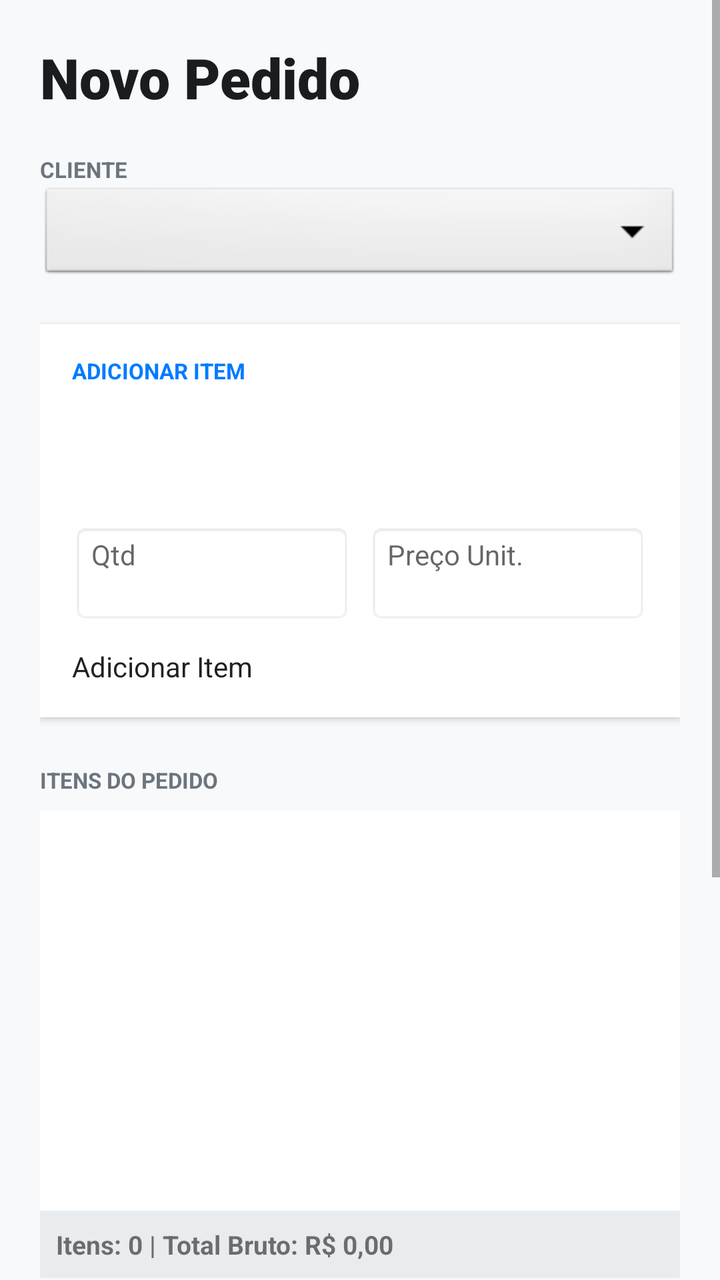
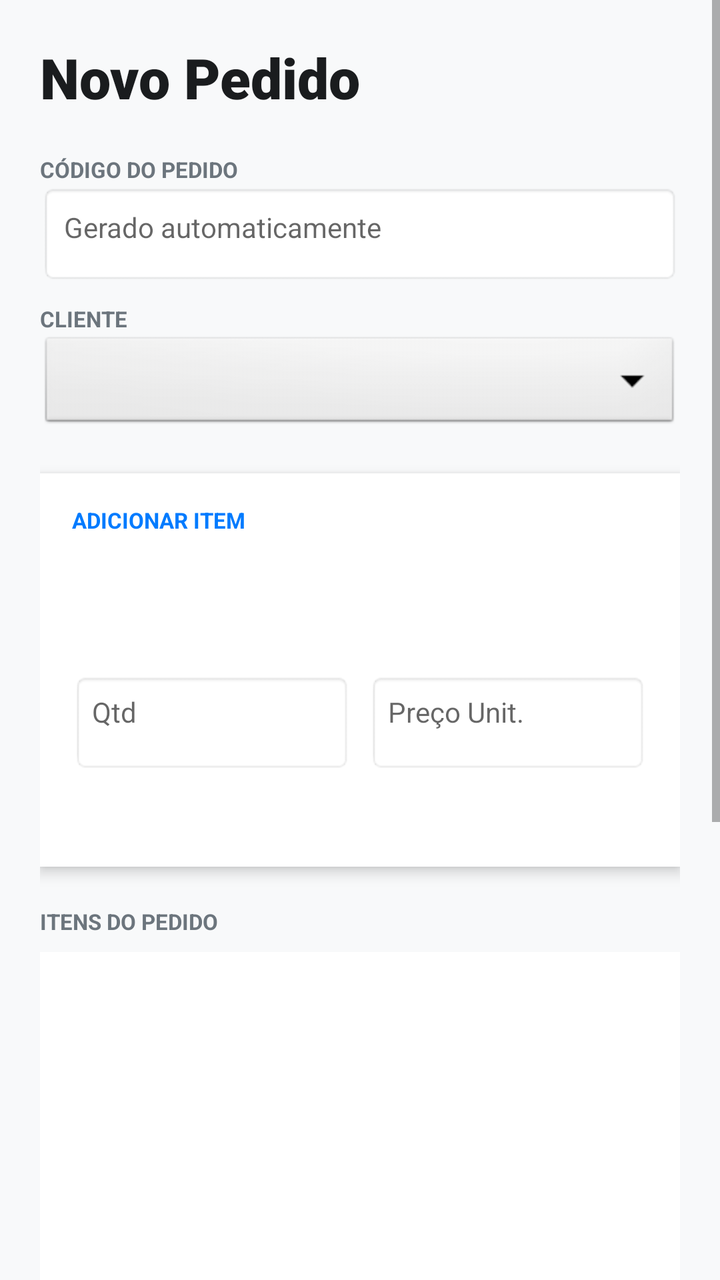

Two renders of the same Android screen: before a commit and after it. Below are the layout's source before the change and the commit's diff.
<!-- AndroidManifest.xml: application theme Theme.Teste -->
<!-- res/layout/lancamento_pedido.xml -->
<?xml version="1.0" encoding="utf-8"?>
<ScrollView xmlns:android="http://schemas.android.com/apk/res/android"
    android:layout_width="match_parent"
    android:layout_height="match_parent"
    android:background="#F8F9FA"
    android:fillViewport="true">

    <LinearLayout
        android:layout_width="match_parent"
        android:layout_height="wrap_content"
        android:orientation="vertical"
        android:padding="20dp">

        <TextView
            android:layout_width="wrap_content"
            android:layout_height="wrap_content"
            android:text="Novo Pedido"
            android:textSize="28sp"
            android:fontFamily="sans-serif-black"
            android:textColor="#1A1C1E" />

        <TextView
            android:layout_width="wrap_content"
            android:layout_height="wrap_content"
            android:text="CLIENTE"
            android:textSize="11sp"
            android:textStyle="bold"
            android:layout_marginTop="20dp"
            android:textColor="#6C757D"/>

        <Spinner
            android:id="@+id/spCliente"
            android:layout_width="match_parent"
            android:layout_height="50dp"
            android:background="@android:drawable/btn_dropdown"
            android:layout_marginBottom="20dp"/>

        <LinearLayout
            android:layout_width="match_parent"
            android:layout_height="wrap_content"
            android:orientation="vertical"
            android:background="#FFFFFF"
            android:padding="16dp"
            android:elevation="2dp">

            <TextView
                android:layout_width="wrap_content"
                android:layout_height="wrap_content"
                android:text="ADICIONAR ITEM"
                android:textSize="11sp"
                android:textStyle="bold"
                android:textColor="#007BFF"
                android:layout_marginBottom="12dp"/>

            <Spinner
                android:id="@+id/spItem"
                android:layout_width="match_parent"
                android:layout_height="45dp"
                android:layout_marginBottom="12dp"/>

            <LinearLayout
                android:layout_width="match_parent"
                android:layout_height="wrap_content"
                android:orientation="horizontal"
                android:weightSum="2">

                <EditText
                    android:id="@+id/etQuantidade"
                    android:layout_width="0dp"
                    android:layout_height="50dp"
                    android:layout_weight="1"
                    android:hint="Qtd"
                    android:inputType="number"
                    android:layout_marginRight="4dp"
                    android:background="@android:drawable/editbox_background"/>

                <EditText
                    android:id="@+id/etValorUnitarioPedido"
                    android:layout_width="0dp"
                    android:layout_height="50dp"
                    android:layout_weight="1"
                    android:hint="Preço Unit."
                    android:inputType="numberDecimal"
                    android:layout_marginLeft="4dp"
                    android:background="@android:drawable/editbox_background"/>
            </LinearLayout>

            <Button
                android:id="@+id/btnAddItem"
                android:layout_width="match_parent"
                android:layout_height="wrap_content"
                android:text="Adicionar Item"
                android:layout_marginTop="12dp"
                android:backgroundTint="#007BFF"/>
        </LinearLayout>

        <TextView
            android:layout_width="wrap_content"
            android:layout_height="wrap_content"
            android:text="ITENS DO PEDIDO"
            android:textSize="11sp"
            android:textStyle="bold"
            android:layout_marginTop="24dp"
            android:textColor="#6C757D"/>

        <ListView
            android:id="@+id/lvItensPedido"
            android:layout_width="match_parent"
            android:layout_height="200dp"
            android:background="#FFFFFF"
            android:layout_marginTop="8dp"/>

        <LinearLayout
            android:layout_width="match_parent"
            android:layout_height="wrap_content"
            android:orientation="horizontal"
            android:padding="8dp"
            android:background="#E9ECEF">
            <TextView
                android:id="@+id/tvResumoItens"
                android:layout_width="match_parent"
                android:layout_height="wrap_content"
                android:text="Itens: 0 | Total Bruto: R$ 0,00"
                android:textStyle="bold"
                android:textSize="13sp"/>
        </LinearLayout>

        <TextView
            android:layout_width="wrap_content"
            android:layout_height="wrap_content"
            android:text="CONDIÇÃO DE PAGAMENTO"
            android:textSize="11sp"
            android:textStyle="bold"
            android:layout_marginTop="24dp"
            android:textColor="#6C757D"/>

        <RadioGroup
            android:id="@+id/rgPagamento"
            android:layout_width="match_parent"
            android:layout_height="wrap_content"
            android:orientation="horizontal"
            android:layout_marginTop="8dp">
            <RadioButton android:id="@+id/rbAVista" android:layout_width="wrap_content" android:layout_height="wrap_content" android:text="À Vista (-5%)" android:paddingRight="16dp"/>
            <RadioButton android:id="@+id/rbAPrazo" android:layout_width="wrap_content" android:layout_height="wrap_content" android:text="A Prazo (+5%)"/>
        </RadioGroup>

        <LinearLayout
            android:id="@+id/llParcelas"
            android:layout_width="match_parent"
            android:layout_height="wrap_content"
            android:orientation="vertical"
            android:visibility="gone"
            android:layout_marginTop="12dp">

            <EditText
                android:id="@+id/etNumParcelas"
                android:layout_width="match_parent"
                android:layout_height="50dp"
                android:hint="Número de parcelas"
                android:inputType="number"
                android:background="@android:drawable/editbox_background"/>

            <ListView
                android:id="@+id/lvParcelas"
                android:layout_width="match_parent"
                android:layout_height="120dp"
                android:layout_marginTop="8dp"/>
        </LinearLayout>

        <LinearLayout
            android:layout_width="match_parent"
            android:layout_height="wrap_content"
            android:layout_marginTop="32dp"
            android:padding="16dp"
            android:background="#212529">
            <TextView
                android:id="@+id/tvValorTotalFinal"
                android:layout_width="match_parent"
                android:layout_height="wrap_content"
                android:text="TOTAL: R$ 0,00"
                android:textColor="#FFFFFF"
                android:textSize="22sp"
                android:textStyle="bold"
                android:gravity="center"/>
        </LinearLayout>

        <Button
            android:id="@+id/btnConcluirPedido"
            android:layout_width="match_parent"
            android:layout_height="60dp"
            android:layout_marginTop="16dp"
            android:text="CONCLUIR PEDIDO"
            android:textStyle="bold"
            android:backgroundTint="#28A745"
            android:layout_marginBottom="40dp"/>

    </LinearLayout>
</ScrollView>
<!-- resources referenced by this layout -->
<resources>
  <style name="Theme.Teste" parent="android:Theme.Material.Light.NoActionBar" />
</resources>

<!-- the commit's change to res/layout/lancamento_pedido.xml (unified diff, before → after) -->
@@ -1,5 +1,6 @@
 <?xml version="1.0" encoding="utf-8"?>
 <ScrollView xmlns:android="http://schemas.android.com/apk/res/android"
+    xmlns:app="http://schemas.android.com/apk/res-auto"
     android:layout_width="match_parent"
     android:layout_height="match_parent"
     android:background="#F8F9FA"
@@ -22,10 +23,28 @@
         <TextView
             android:layout_width="wrap_content"
             android:layout_height="wrap_content"
+            android:text="CÓDIGO DO PEDIDO"
+            android:textSize="11sp"
+            android:textStyle="bold"
+            android:layout_marginTop="20dp"
+            android:textColor="#6C757D"/>
+
+        <EditText
+            android:id="@+id/etCodigoPedido"
+            android:layout_width="match_parent"
+            android:layout_height="50dp"
+            android:background="@android:drawable/editbox_background"
+            android:hint="Gerado automaticamente"
+            android:inputType="number"
+            android:padding="12dp"
+            android:layout_marginBottom="10dp"/>
+
+        <TextView
+            android:layout_width="wrap_content"
+            android:layout_height="wrap_content"
             android:text="CLIENTE"
             android:textSize="11sp"
             android:textStyle="bold"
-            android:layout_marginTop="20dp"
             android:textColor="#6C757D"/>
 
         <Spinner
@@ -41,7 +60,8 @@
             android:orientation="vertical"
             android:background="#FFFFFF"
             android:padding="16dp"
-            android:elevation="2dp">
+            android:elevation="4dp"
+            android:layout_marginBottom="20dp">
 
             <TextView
                 android:layout_width="wrap_content"
@@ -72,6 +92,7 @@
                     android:hint="Qtd"
                     android:inputType="number"
                     android:layout_marginRight="4dp"
+                    android:padding="10dp"
                     android:background="@android:drawable/editbox_background"/>
 
                 <EditText
@@ -82,6 +103,7 @@
                     android:hint="Preço Unit."
                     android:inputType="numberDecimal"
                     android:layout_marginLeft="4dp"
+                    android:padding="10dp"
                     android:background="@android:drawable/editbox_background"/>
             </LinearLayout>
 
@@ -91,7 +113,8 @@
                 android:layout_height="wrap_content"
                 android:text="Adicionar Item"
                 android:layout_marginTop="12dp"
-                android:backgroundTint="#007BFF"/>
+                android:backgroundTint="#007BFF"
+                android:textColor="#FFFFFF"/>
         </LinearLayout>
 
         <TextView
@@ -100,30 +123,26 @@
             android:text="ITENS DO PEDIDO"
             android:textSize="11sp"
             android:textStyle="bold"
-            android:layout_marginTop="24dp"
-            android:textColor="#6C757D"/>
+            android:textColor="#6C757D"
+            android:layout_marginBottom="8dp"/>
 
         <ListView
             android:id="@+id/lvItensPedido"
             android:layout_width="match_parent"
-            android:layout_height="200dp"
+            android:layout_height="180dp"
             android:background="#FFFFFF"
-            android:layout_marginTop="8dp"/>
-
-        <LinearLayout
-            android:layout_width="match_parent"
-            android:layout_height="wrap_content"
-            android:orientation="horizontal"
-            android:padding="8dp"
-            android:background="#E9ECEF">
-            <TextView
-                android:id="@+id/tvResumoItens"
-                android:layout_width="match_parent"
-                android:layout_height="wrap_content"
-                android:text="Itens: 0 | Total Bruto: R$ 0,00"
-                android:textStyle="bold"
-                android:textSize="13sp"/>
-        </LinearLayout>
+            android:divider="#EEEEEE"
+            android:dividerHeight="1dp"/>
+
+        <TextView
+            android:id="@+id/tvResumoItens"
+            android:layout_width="match_parent"
+            android:layout_height="wrap_content"
+            android:padding="10dp"
+            android:background="#E9ECEF"
+            android:text="Itens: 0 | Total Bruto: R$ 0,00"
+            android:textStyle="bold"
+            android:textSize="13sp"/>
 
         <TextView
             android:layout_width="wrap_content"
@@ -158,26 +177,29 @@
                 android:layout_height="50dp"
                 android:hint="Número de parcelas"
                 android:inputType="number"
+                android:padding="10dp"
                 android:background="@android:drawable/editbox_background"/>
 
-            <ListView
-                android:id="@+id/lvParcelas"
-                android:layout_width="match_parent"
-                android:layout_height="120dp"
-                android:layout_marginTop="8dp"/>
+            <TextView
+                android:id="@+id/tvListaParcelas"
+                android:layout_width="match_parent"
+                android:layout_height="wrap_content"
+                android:layout_marginTop="8dp"
+                android:padding="8dp"
+                android:background="#F1F3F5"/>
         </LinearLayout>
 
         <LinearLayout
             android:layout_width="match_parent"
             android:layout_height="wrap_content"
             android:layout_marginTop="32dp"
-            android:padding="16dp"
+            android:padding="20dp"
             android:background="#212529">
             <TextView
                 android:id="@+id/tvValorTotalFinal"
                 android:layout_width="match_parent"
                 android:layout_height="wrap_content"
-                android:text="TOTAL: R$ 0,00"
+                android:text="TOTAL FINAL: R$ 0,00"
                 android:textColor="#FFFFFF"
                 android:textSize="22sp"
                 android:textStyle="bold"
@@ -192,6 +214,7 @@
             android:text="CONCLUIR PEDIDO"
             android:textStyle="bold"
             android:backgroundTint="#28A745"
+            android:textColor="#FFFFFF"
             android:layout_marginBottom="40dp"/>
 
     </LinearLayout>
